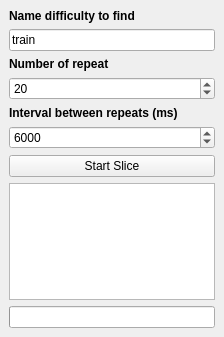
First picture: the form in interface.ui, repository PokoRoko/osuSlice, before the edit.
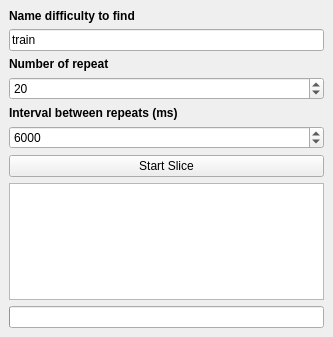
Second picture: the form after the edit.

Diff of the .ui file:
```diff
--- a/interface.ui
+++ b/interface.ui
@@ -6,7 +6,7 @@
    <rect>
     <x>0</x>
     <y>0</y>
-    <width>224</width>
+    <width>333</width>
     <height>337</height>
    </rect>
   </property>
```
